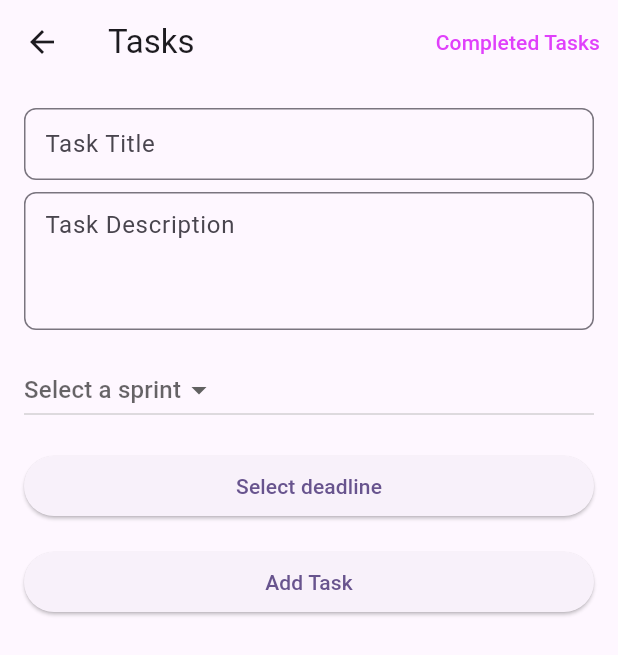
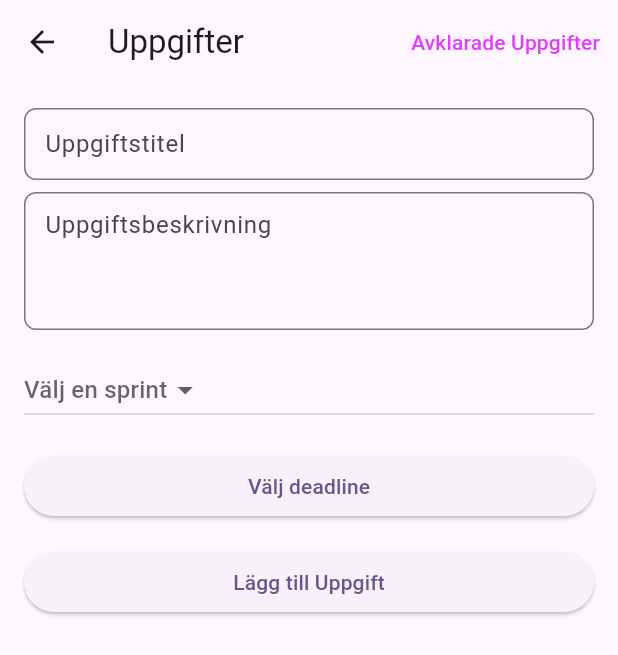
Before and after one commit to Arzije/Mobilt_Java22_Arzije_Ziberovska_Slutprojekt_Sprint_v_3, a Flutter app: the TaskPage screen opened directly, on a phone screen of 412 x 824 dp. Shown: the top 655 px of the screen. Run offline on Flutter 3.47's test engine with Material 2 defaults, Android fonts, the phone set to English and light mode, and no system bars; our stand-ins replace cloud_firestore, firebase_core; accounts and stored records are empty.

Commit message:
Tenth commit

```diff
--- a/lib/completed_task_page.dart
+++ b/lib/completed_task_page.dart
@@ -2,27 +2,32 @@ import 'package:flutter/material.dart';
 import 'package:cloud_firestore/cloud_firestore.dart';
 import 'package:intl/intl.dart';
 
+// En StatelessWidget som representerar sidan för färdiga uppgifter.
 class CompletedTasksPage extends StatelessWidget {
   @override
   Widget build(BuildContext context) {
     return Scaffold(
-      appBar: AppBar(title: Text('Completed Tasks')),
+      appBar: AppBar(title: Text('Avklarade Uppgifter')),
       body: StreamBuilder<QuerySnapshot>(
+        // Stream från Firestore för att lyssna på ändringar i uppgifter som har markerats som avklarade.
         stream: FirebaseFirestore.instance
             .collection('tasks')
             .where('isCompleted', isEqualTo: true)
             .snapshots(),
         builder: (context, snapshot) {
+          // Om data inte har hämtats ännu, visa en laddningsindikator.
           if (!snapshot.hasData) {
             return Center(child: CircularProgressIndicator());
           }
 
           final completedTasks = snapshot.data!.docs;
 
+          // Om det inte finns några avklarade uppgifter, visa ett meddelande om det.
           if (completedTasks.isEmpty) {
-            return Center(child: Text('No completed tasks yet.'));
+            return Center(child: Text('Inga avklarade uppgifter än.'));
           }
 
+          // Skapa en lista av avklarade uppgifter.
           return ListView.builder(
             itemCount: completedTasks.length,
             itemBuilder: (context, index) {
@@ -32,13 +37,16 @@ class CompletedTasksPage extends StatelessWidget {
                 trailing: Column(
                   crossAxisAlignment: CrossAxisAlignment.end,
                   children: [
-                    Text('Created: ${DateFormat('HH:mm yyyy-MM-dd').format(completedTasks[index]['createdAt'].toDate())}'
+                    // Visa när uppgiften skapades.
+                    Text('Skapad: ${DateFormat('HH:mm yyyy-MM-dd').format(completedTasks[index]['createdAt'].toDate())}'
                     ),
                     SizedBox(height: 4),
                     Text(
                         completedTasks[index]['deadline'] is Timestamp
+                        // Om en tidsfrist är satt, visa den.
                             ? 'Deadline: ${(completedTasks[index]['deadline'] as Timestamp).toDate().toString().split(' ')[0]}'
-                            : 'No deadline'
+                        // Annars meddela att ingen tidsfrist är satt.
+                            : 'Ingen deadline'
                     ),
                   ],
                 ),
--- a/lib/task_page.dart
+++ b/lib/task_page.dart
@@ -6,21 +6,23 @@ import 'package:intl/intl.dart';
 
 import 'completed_task_page.dart';
 
+// StatefulWidget för att hantera uppgifter.
 class TaskPage extends StatefulWidget {
   @override
   _TaskPageState createState() => _TaskPageState();
 }
 
 class _TaskPageState extends State<TaskPage> {
+  // Kontroller för att hantera inmatning av uppgiftstitel och beskrivning.
   final TextEditingController titleController = TextEditingController();
   final TextEditingController descriptionController = TextEditingController();
 
+  // Variabler för att hantera valt datum och sprint.
   DateTime? selectedDate;
-
   String? selectedSprint;
   final List<String> sprints = ["Sprint 1", "Sprint 2", "Sprint 3"];
 
-
+  // Funktion för att lägga till en ny uppgift i databasen.
   Future<void> _addTask() async {
     if (titleController.text.isNotEmpty &&
         descriptionController.text.isNotEmpty) {
@@ -33,6 +35,7 @@ class _TaskPageState extends State<TaskPage> {
         'isCompleted': false,
       });
 
+      // Rensa kontrollerna efter att en uppgift har lagts till.
       titleController.clear();
       descriptionController.clear();
 
@@ -43,6 +46,7 @@ class _TaskPageState extends State<TaskPage> {
     }
   }
 
+  // Funktion för att visa en datepicker och låta användaren välja ett datum.
   Future<void> _selectDate(BuildContext context) async {
     final DateTime? picked = await showDatePicker(
       context: context,
@@ -62,20 +66,22 @@ class _TaskPageState extends State<TaskPage> {
 
     return GestureDetector(
       onTap: () {
+        // Dölj tangentbordet när användaren trycker någonstans på skärmen.
         FocusScope.of(context).unfocus();
       },
       child: Scaffold(
         resizeToAvoidBottomInset: true,
         appBar: AppBar(
-          title: Text('Tasks'),
+          title: Text('Uppgifter'),
           actions: <Widget>[
+            // Knapp för att navigera till sidan med avklarade uppgifter.
             TextButton(
               onPressed: () {
                 Navigator.of(context).push(
                   MaterialPageRoute(builder: (context) => CompletedTasksPage()),
                 );
               },
-              child: Text('Completed Tasks'),
+              child: Text('Avklarade Uppgifter'),
               style: TextButton.styleFrom(
                 primary: Colors.purpleAccent,
               ),
@@ -90,9 +96,10 @@ class _TaskPageState extends State<TaskPage> {
             else
               ..._buildLandscapeTextFields(),
 
+            // Dropdown för att låta användaren välja en sprint.
             DropdownButton<String>(
               value: selectedSprint,
-              hint: Text("Select a sprint"),
+              hint: Text("Välj en sprint"),
               onChanged: (String? newValue) {
                 setState(() {
                   selectedSprint = newValue;
@@ -106,18 +113,21 @@ class _TaskPageState extends State<TaskPage> {
               }).toList(),
             ),
             SizedBox(height: 16),
+            // Knapp för att låta användaren välja ett deadline.
             ElevatedButton(
               onPressed: () => _selectDate(context),
               child: Text(selectedDate == null
-                  ? 'Select deadline'
+                  ? 'Välj deadline'
                   : 'Deadline: ${selectedDate!.toLocal().toString().split(' ')[0]}'),
             ),
             SizedBox(height: 16),
+            // Knapp för att lägga till en ny uppgift.
             ElevatedButton(
               onPressed: _addTask,
-              child: Text('Add Task'),
+              child: Text('Lägg till Uppgift'),
             ),
             SizedBox(height: 20),
+            // Stream för att lyssna på ändringar i uppgifter som inte är avklarade.
             StreamBuilder<QuerySnapshot>(
               stream: FirebaseFirestore.instance
                   .collection('tasks')
@@ -141,17 +151,18 @@ class _TaskPageState extends State<TaskPage> {
                         children: [
                           Text(tasks[index]['description']),
                           SizedBox(height: 4),
-                          Text('Sprint: ${tasks[index]['sprint'] ?? 'None'}'),
+                          Text('Sprint: ${tasks[index]['sprint'] ?? 'Ingen'}'),
                         ],
                       ),
                       trailing: Column(
                         crossAxisAlignment: CrossAxisAlignment.end,
                         children: [
-                          Text('Created: ${DateFormat('yyyy-MM-dd, HH:mm').format((tasks[index]['createdAt'] as Timestamp).toDate())}'),
+                          Text('Skapad: ${DateFormat('yyyy-MM-dd, HH:mm').format((tasks[index]['createdAt'] as Timestamp).toDate())}'),
                           SizedBox(height: 4),
                           Text('Deadline: ${DateFormat('yyyy-MM-dd').format((tasks[index]['deadline'] as Timestamp).toDate())}'),
                         ],
                       ),
+                      // Checkbox för att markera en uppgift som avklarad.
                       leading: Checkbox(
                         value: tasks[index]['isCompleted'],
                         onChanged: (bool? newValue) async {
@@ -175,6 +186,7 @@ class _TaskPageState extends State<TaskPage> {
     );
   }
 
+  // Widgets för att visa textfält i porträttläge.
   List<Widget> _buildPortraitTextFields() {
     return [
       Padding(
@@ -182,7 +194,7 @@ class _TaskPageState extends State<TaskPage> {
         child: TextField(
           controller: titleController,
           decoration: InputDecoration(
-            hintText: 'Task Title',
+            hintText: 'Uppgiftstitel',
             contentPadding: EdgeInsets.symmetric(vertical: 10.0, horizontal: 10.0),
             border: OutlineInputBorder(
               borderRadius: BorderRadius.circular(8.0),
@@ -194,7 +206,7 @@ class _TaskPageState extends State<TaskPage> {
       TextField(
         controller: descriptionController,
         decoration: InputDecoration(
-          hintText: 'Task Description',
+          hintText: 'Uppgiftsbeskrivning',
           contentPadding: EdgeInsets.symmetric(vertical: 10.0, horizontal: 10.0),
           border: OutlineInputBorder(
             borderRadius: BorderRadius.circular(8.0),
@@ -206,7 +218,7 @@ class _TaskPageState extends State<TaskPage> {
     ];
   }
 
-
+  // Widgets för att visa textfält i landskapsläge.
   List<Widget> _buildLandscapeTextFields() {
     return [
       Row(
@@ -215,7 +227,7 @@ class _TaskPageState extends State<TaskPage> {
             child: TextField(
               controller: titleController,
               decoration: InputDecoration(
-                hintText: 'Task Title',
+                hintText: 'Uppgiftstitel',
               ),
             ),
           ),
@@ -224,7 +236,7 @@ class _TaskPageState extends State<TaskPage> {
             child: TextField(
               controller: descriptionController,
               decoration: InputDecoration(
-                hintText: 'Task Description',
+                hintText: 'Uppgiftsbeskrivning',
               ),
             ),
           ),
@@ -233,5 +245,4 @@ class _TaskPageState extends State<TaskPage> {
       SizedBox(height: 16),
     ];
   }
-
 }
```
Also changed, not shown: lib/login_page.dart (+17 -7 lines), lib/main.dart (+11 -4 lines), lib/registration_page.dart (+15 -6 lines).
